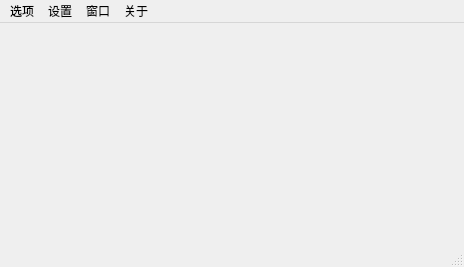
Old version of the form ui/mainwin.ui in the repository Ciciy-l/Performance_Tool.
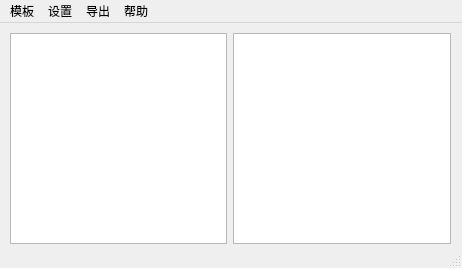
New version of the form.

Commit message: GUI interface adjustment

Patch:
```diff
--- a/ui/mainwin.ui
+++ b/ui/mainwin.ui
@@ -6,26 +6,62 @@
    <rect>
     <x>0</x>
     <y>0</y>
-    <width>464</width>
-    <height>267</height>
+    <width>462</width>
+    <height>268</height>
    </rect>
   </property>
   <property name="windowTitle">
    <string>MainWindow</string>
   </property>
-  <widget class="QWidget" name="centralwidget"/>
+  <property name="windowOpacity">
+   <double>0.900000000000000</double>
+  </property>
+  <property name="autoFillBackground">
+   <bool>true</bool>
+  </property>
+  <property name="styleSheet">
+   <string notr="true"/>
+  </property>
+  <widget class="QWidget" name="centralwidget">
+   <widget class="QWidget" name="horizontalLayoutWidget">
+    <property name="geometry">
+     <rect>
+      <x>10</x>
+      <y>10</y>
+      <width>441</width>
+      <height>211</height>
+     </rect>
+    </property>
+    <layout class="QHBoxLayout" name="horizontalLayout">
+     <item>
+      <layout class="QVBoxLayout" name="verticalLayout">
+       <item>
+        <widget class="QTableWidget" name="tableWidget"/>
+       </item>
+      </layout>
+     </item>
+     <item>
+      <layout class="QVBoxLayout" name="verticalLayout_2">
+       <item>
+        <widget class="QTableWidget" name="tableWidget_2"/>
+       </item>
+      </layout>
+     </item>
+    </layout>
+   </widget>
+  </widget>
   <widget class="QMenuBar" name="menubar">
    <property name="geometry">
     <rect>
      <x>0</x>
      <y>0</y>
-     <width>464</width>
+     <width>462</width>
      <height>23</height>
     </rect>
    </property>
    <widget class="QMenu" name="menu">
     <property name="title">
-     <string>选项</string>
+     <string>模板</string>
     </property>
     <addaction name="action_2"/>
     <addaction name="action_4"/>
@@ -43,12 +79,12 @@
    </widget>
    <widget class="QMenu" name="menu_3">
     <property name="title">
-     <string>窗口</string>
+     <string>导出</string>
     </property>
    </widget>
    <widget class="QMenu" name="menu_4">
     <property name="title">
-     <string>关于</string>
+     <string>帮助</string>
     </property>
    </widget>
    <addaction name="menu"/>
```
Left out of the diff: 23 changed lines with no effect on the pictures. The commit also changes 3 other files.
